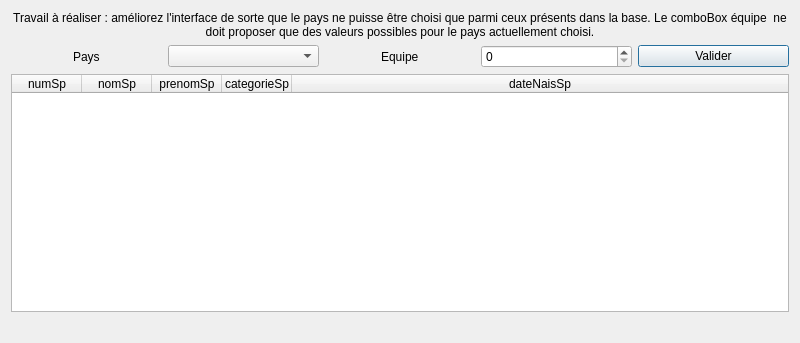
Qt form gui/fct_comp_4.ui (BenoitPE/CEBDProject) before a commit.
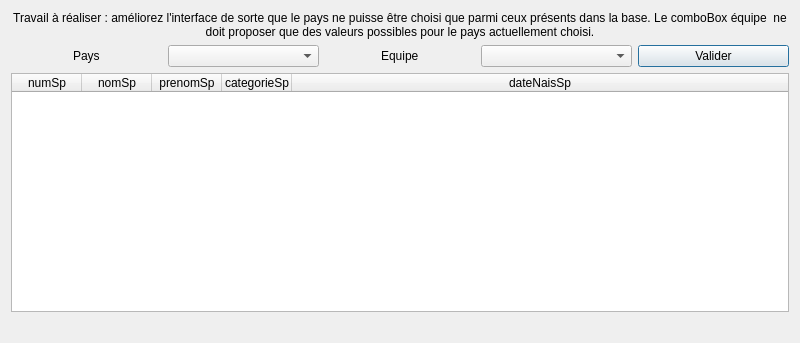
The same form after that commit.

Commit message: feat(1.7) : Ajout liste déroulante du choix des équipes dans fct_comp_4.ui. Actualisation des équipes en fonction du pays choisi. Affichage des membres d'une équipe dans la table

What changed in the file:
```diff
--- a/gui/fct_comp_4.ui
+++ b/gui/fct_comp_4.ui
@@ -47,7 +47,7 @@
       </widget>
      </item>
      <item>
-      <widget class="QSpinBox" name="spinBox_fct_4_equipe"/>
+      <widget class="QComboBox" name="comboBox_fct_4_equipe"/>
      </item>
      <item>
       <widget class="QPushButton" name="pushButton_fct_4">
```
The commit also changes 2 other files.
